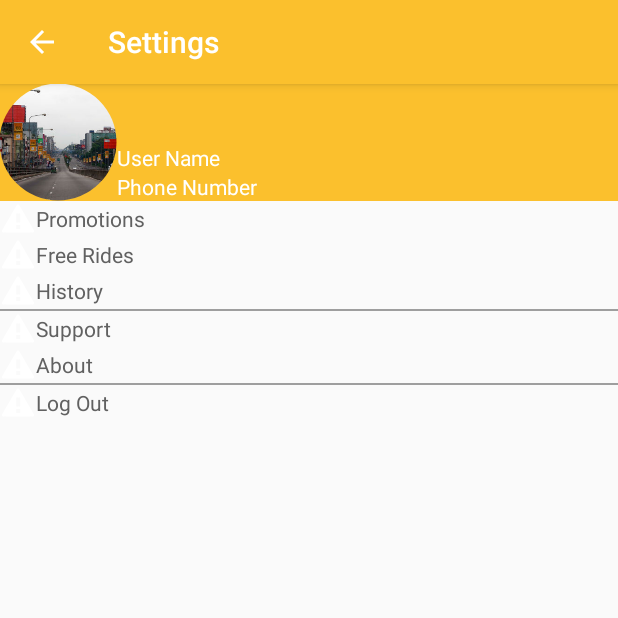
After one commit to rbari/TestGitLab, an Android app: the Settings screen opened directly, with no data from a screen before it, on a phone screen of 412 x 824 dp, the top half of it. The commit adds this screen. Run offline under Robolectric (Android 15) with nearby library versions, the phone set to English and light mode, and no system bars; our stand-ins replace CircleImageView.

Commit message:
worked on settings

```diff
--- a/app/build.gradle
+++ b/app/build.gradle
@@ -26,4 +26,5 @@ dependencies {
     compile 'com.android.support:design:25.3.0'
     compile 'com.android.support:cardview-v7:25.3.0'
     compile 'com.google.android.gms:play-services:10.2.0'
+    compile 'com.android.support.constraint:constraint-layout:1.0.2'
 }
--- a/app/src/main/java/com/dhakariders/activity/Home.java
+++ b/app/src/main/java/com/dhakariders/activity/Home.java
@@ -18,6 +18,7 @@ public class Home extends AppCompatActivity implements View.OnClickListener {
         ((TextView) findViewById(R.id.splashTextView))
                 .setTypeface(Typeface.createFromAsset(getAssets(), "fonts/splash_typeface.ttf"));
         findViewById(R.id.hire).setOnClickListener(this);
+        findViewById(R.id.settings).setOnClickListener(this);
 
     }
 
@@ -29,6 +30,11 @@ public class Home extends AppCompatActivity implements View.OnClickListener {
                 startActivity(intent);
                 break;
             }
+            case R.id.settings:{
+                Intent intent  =  new Intent(this, Settings.class);
+                startActivity(intent);
+                break;
+            }
         }
     }
 }
--- /dev/null
+++ b/app/src/main/java/com/dhakariders/activity/Settings.java
@@ -0,0 +1,29 @@
+package com.dhakariders.activity;
+
+import android.os.Bundle;
+import android.support.design.widget.FloatingActionButton;
+import android.support.design.widget.Snackbar;
+import android.support.v7.app.AppCompatActivity;
+import android.support.v7.widget.Toolbar;
+import android.view.View;
+
+import com.dhakariders.R;
+
+public class Settings extends AppCompatActivity {
+
+    @Override
+    protected void onCreate(Bundle savedInstanceState) {
+        super.onCreate(savedInstanceState);
+        setContentView(R.layout.activity_settings);
+        Toolbar toolbar = (Toolbar) findViewById(R.id.toolbar);
+        setSupportActionBar(toolbar);
+        getSupportActionBar().setDisplayShowHomeEnabled(true);
+        getSupportActionBar().setDisplayHomeAsUpEnabled(true);
+    }
+
+    @Override
+    public boolean onSupportNavigateUp() {
+        onBackPressed();
+        return true;
+    }
+}
--- /dev/null
+++ b/app/src/main/java/com/dhakariders/utils/RoundedImage.java
@@ -0,0 +1,241 @@
+package com.dhakariders.utils;
+
+import android.content.Context;
+import android.content.res.TypedArray;
+import android.graphics.Bitmap;
+import android.graphics.BitmapShader;
+import android.graphics.Canvas;
+import android.graphics.Color;
+import android.graphics.Matrix;
+import android.graphics.Paint;
+import android.graphics.RectF;
+import android.graphics.Shader;
+import android.graphics.drawable.BitmapDrawable;
+import android.graphics.drawable.ColorDrawable;
+import android.graphics.drawable.Drawable;
+import android.util.AttributeSet;
+import android.widget.ImageView;
+
+import com.dhakariders.R;
+
+/**
+ * Created by Fahmida on 12/27/2015.
+ */
+public class RoundedImage extends ImageView {
+
+    private static final ScaleType SCALE_TYPE = ScaleType.FIT_XY;
+
+    private static final Bitmap.Config BITMAP_CONFIG = Bitmap.Config.ARGB_8888;
+    private static final int COLORDRAWABLE_DIMENSION = 2;
+
+    private static final int DEFAULT_BORDER_WIDTH = 0;
+    private static final int DEFAULT_BORDER_COLOR = Color.BLACK;
+
+    private final RectF mDrawableRect = new RectF();
+    private final RectF mBorderRect = new RectF();
+
+
+    private final Matrix mShaderMatrix = new Matrix();
+    private final Paint mBitmapPaint = new Paint();
+    private final Paint mBorderPaint = new Paint();
+
+    private int mBorderColor = DEFAULT_BORDER_COLOR;
+    private int mBorderWidth = DEFAULT_BORDER_WIDTH;
+
+    private Bitmap mBitmap;
+    private BitmapShader mBitmapShader;
+    private int mBitmapWidth;
+    private int mBitmapHeight;
+
+    private float mDrawableRadius;
+    private float mBorderRadius;
+
+    private boolean mReady;
+    private boolean mSetupPending;
+
+    public RoundedImage(Context context) {
+        super(context);
+    }
+
+    public RoundedImage(Context context, AttributeSet attrs) {
+        this(context, attrs, 0);
+    }
+
+    public RoundedImage(Context context, AttributeSet attrs, int defStyle) {
+        super(context, attrs, defStyle);
+        super.setScaleType(SCALE_TYPE);
+
+        TypedArray a = context.obtainStyledAttributes(attrs, R.styleable.CircleImageView, defStyle, 0);
+
+        mBorderWidth = a.getDimensionPixelSize(R.styleable.CircleImageView_border_width, DEFAULT_BORDER_WIDTH);
+        mBorderColor = a.getColor(R.styleable.CircleImageView_border_color, DEFAULT_BORDER_COLOR);
+
+        a.recycle();
+
+        mReady = true;
+
+        if (mSetupPending) {
+            setup();
+            mSetupPending = false;
+        }
+    }
+
+    @Override
+    public ScaleType getScaleType() {
+        return SCALE_TYPE;
+    }
+
+    @Override
+    public void setScaleType(ScaleType scaleType) {
+        if (scaleType != SCALE_TYPE) {
+            throw new IllegalArgumentException(String.format("ScaleType %s not supported.", scaleType));
+        }
+    }
+
+    @Override
+    protected void onDraw(Canvas canvas) {
+        if (getDrawable() == null) {
+            return;
+        }
+
+        canvas.drawCircle(getWidth() / 2, getHeight() / 2, mDrawableRadius, mBitmapPaint);
+        if(mBorderWidth != 0){
+            canvas.drawCircle(getWidth() / 2, getHeight() / 2, mBorderRadius, mBorderPaint);
+        }
+    }
+
+    @Override
+    protected void onSizeChanged(int w, int h, int oldw, int oldh) {
+        super.onSizeChanged(w, h, oldw, oldh);
+        setup();
+    }
+
+    public int getBorderColor() {
+        return mBorderColor;
+    }
+
+    public void setBorderColor(int borderColor) {
+        if (borderColor == mBorderColor) {
+            return;
+        }
+
+        mBorderColor = borderColor;
+        mBorderPaint.setColor(mBorderColor);
+        invalidate();
+    }
+
+    public int getBorderWidth() {
+        return mBorderWidth;
+    }
+
+    public void setBorderWidth(int borderWidth) {
+        if (borderWidth == mBorderWidth) {
+            return;
+        }
+
+        mBorderWidth = borderWidth;
+        setup();
+    }
+
+    @Override
+    public void setImageBitmap(Bitmap bm) {
+        super.setImageBitmap(bm);
+        mBitmap = bm;
+        setup();
+    }
+
+    @Override
+    public void setImageDrawable(Drawable drawable) {
+        super.setImageDrawable(drawable);
+        mBitmap = getBitmapFromDrawable(drawable);
+        setup();
+    }
+
+    @Override
+    public void setImageResource(int resId) {
+        super.setImageResource(resId);
+        mBitmap = getBitmapFromDrawable(getDrawable());
+        setup();
+    }
+
+    private Bitmap getBitmapFromDrawable(Drawable drawable) {
+        if (drawable == null) {
+            return null;
+        }
+
+        if (drawable instanceof BitmapDrawable) {
+            return ((BitmapDrawable) drawable).getBitmap();
+        }
+
+        try {
+            Bitmap bitmap;
+
+            if (drawable instanceof ColorDrawable) {
+                bitmap = Bitmap.createBitmap(COLORDRAWABLE_DIMENSION, COLORDRAWABLE_DIMENSION, BITMAP_CONFIG);
+            } else {
+                bitmap = Bitmap.createBitmap(drawable.getIntrinsicWidth(), drawable.getIntrinsicHeight(), BITMAP_CONFIG);
+            }
+
+            Canvas canvas = new Canvas(bitmap);
+            drawable.setBounds(0, 0, canvas.getWidth(), canvas.getHeight());
+            drawable.draw(canvas);
+            return bitmap;
+        } catch (OutOfMemoryError e) {
+            return null;
+        }
+    }
+
+    private void setup() {
+        if (!mReady) {
+            mSetupPending = true;
+            return;
+        }
+
+        if (mBitmap == null) {
+            return;
+        }
+
+        mBitmapShader = new BitmapShader(mBitmap, Shader.TileMode.CLAMP, Shader.TileMode.CLAMP);
+
+        mBitmapPaint.setAntiAlias(true);
+        mBitmapPaint.setShader(mBitmapShader);
+
+        mBorderPaint.setStyle(Paint.Style.STROKE);
+        mBorderPaint.setAntiAlias(true);
+        mBorderPaint.setColor(mBorderColor);
+        mBorderPaint.setStrokeWidth(mBorderWidth);
+
+        mBitmapHeight = mBitmap.getHeight();
+        mBitmapWidth = mBitmap.getWidth();
+
+        mBorderRect.set(0, 0, getWidth(), getHeight());
+        mBorderRadius = Math.min((mBorderRect.height() - mBorderWidth) / 2, (mBorderRect.width() - mBorderWidth) / 2);
+
+        mDrawableRect.set(mBorderWidth, mBorderWidth, mBorderRect.width() - mBorderWidth, mBorderRect.height() - mBorderWidth);
+        mDrawableRadius = Math.min(mDrawableRect.height() / 2, mDrawableRect.width() / 2);
+
+        updateShaderMatrix();
+        invalidate();
+    }
+
+    private void updateShaderMatrix() {
+        float scale;
+        float dx = 0;
+        float dy = 0;
+
+        mShaderMatrix.set(null);
+
+        if (mBitmapWidth * mDrawableRect.height() > mDrawableRect.width() * mBitmapHeight) {
+            scale = mDrawableRect.height() / (float) mBitmapHeight;
+            dx = (mDrawableRect.width() - mBitmapWidth * scale) * 0.5f;
+        } else {
+            scale = mDrawableRect.width() / (float) mBitmapWidth;
+            dy = (mDrawableRect.height() - mBitmapHeight * scale) * 0.5f;
+        }
+
+        mShaderMatrix.setScale(scale, scale);
+        mShaderMatrix.postTranslate((int) (dx + 0.5f) + mBorderWidth, (int) (dy + 0.5f) + mBorderWidth);
+
+        mBitmapShader.setLocalMatrix(mShaderMatrix);
+    }
+}
--- a/app/src/main/res/layout/activity_home.xml
+++ b/app/src/main/res/layout/activity_home.xml
@@ -88,6 +88,7 @@
             android:orientation="horizontal">
 
             <LinearLayout
+                android:id="@+id/settings"
                 android:layout_width="142dp"
                 android:layout_height="142dp"
                 android:layout_marginRight="8dp"
--- /dev/null
+++ b/app/src/main/res/layout/activity_settings.xml
@@ -0,0 +1,183 @@
+<?xml version="1.0" encoding="utf-8"?>
+<android.support.design.widget.CoordinatorLayout xmlns:android="http://schemas.android.com/apk/res/android"
+    xmlns:app="http://schemas.android.com/apk/res-auto"
+    xmlns:tools="http://schemas.android.com/tools"
+    android:layout_width="match_parent"
+    android:layout_height="match_parent"
+    tools:context="com.dhakariders.activity.Settings">
+
+    <android.support.design.widget.AppBarLayout
+        android:layout_width="match_parent"
+        android:layout_height="wrap_content"
+        android:theme="@style/AppTheme.NoActionBar.AppBarOverlay">
+
+        <android.support.v7.widget.Toolbar
+            android:id="@+id/toolbar"
+            android:layout_width="match_parent"
+            android:layout_height="?attr/actionBarSize"
+            android:background="@color/primary_dark"
+            app:popupTheme="@style/AppTheme.NoActionBar.PopupOverlay" />
+
+    </android.support.design.widget.AppBarLayout>
+
+    <ScrollView
+        app:layout_behavior="@string/appbar_scrolling_view_behavior"
+        android:layout_width="match_parent"
+        android:layout_height="match_parent">
+        <LinearLayout
+            android:orientation="vertical"
+            android:layout_width="match_parent"
+            android:layout_height="wrap_content">
+            <LinearLayout
+                android:background="@color/primary_dark"
+                android:orientation="horizontal"
+                android:layout_width="match_parent"
+                android:layout_height="78dp">
+                <com.dhakariders.utils.RoundedImage
+                    android:src="@drawable/login_background"
+                    android:layout_width="78dp"
+                    android:layout_height="78dp" />
+                <LinearLayout
+                    android:orientation="vertical"
+                    android:layout_width="wrap_content"
+                    android:layout_height="match_parent"
+                    android:gravity="bottom">
+                    <TextView
+                        android:text="User Name"
+                        android:layout_width="wrap_content"
+                        android:layout_height="wrap_content" />
+                    <TextView
+                        android:text="Phone Number"
+                        android:layout_width="wrap_content"
+                        android:layout_height="wrap_content" />
+                </LinearLayout>
+            </LinearLayout>
+
+            <LinearLayout
+                android:gravity="center_vertical"
+                android:orientation="horizontal"
+                android:layout_width="match_parent"
+                android:layout_height="wrap_content">
+                <ImageView
+                    android:src="@android:drawable/stat_notify_error"
+                    android:layout_width="24dp"
+                    android:layout_height="24dp" />
+
+                <TextView
+                    android:textColor="#616161"
+                    android:text="Promotions"
+                    android:layout_width="wrap_content"
+                    android:layout_height="wrap_content" />
+
+            </LinearLayout>
+
+            <LinearLayout
+                android:gravity="center_vertical"
+                android:orientation="horizontal"
+                android:layout_width="match_parent"
+                android:layout_height="wrap_content">
+                <ImageView
+                    android:src="@android:drawable/stat_notify_error"
+                    android:layout_width="24dp"
+                    android:layout_height="24dp" />
+
+                <TextView
+                    android:textColor="#616161"
+                    android:text="Free Rides"
+                    android:layout_width="wrap_content"
+                    android:layout_height="wrap_content" />
+
+            </LinearLayout>
+
+
+            <LinearLayout
+                android:gravity="center_vertical"
+                android:orientation="horizontal"
+                android:layout_width="match_parent"
+                android:layout_height="wrap_content">
+                <ImageView
+                    android:src="@android:drawable/stat_notify_error"
+                    android:layout_width="24dp"
+                    android:layout_height="24dp" />
+
+                <TextView
+                    android:textColor="#616161"
+                    android:text="History"
+                    android:layout_width="wrap_content"
+                    android:layout_height="wrap_content" />
+
+            </LinearLayout>
+
+            <View
+                android:background="#9e9e9e"
+                android:layout_width="match_parent"
+                android:layout_height="1dp"/>
+
+            <LinearLayout
+                android:layout_width="match_parent"
+                android:layout_height="match_parent"
+                android:gravity="center_vertical"
+                android:orientation="horizontal">
+
+                <ImageView
+                    android:layout_width="24dp"
+                    android:layout_height="24dp"
+                    android:src="@android:drawable/stat_notify_error" />
+
+                <TextView
+                    android:layout_width="wrap_content"
+                    android:layout_height="wrap_content"
+                    android:text="Support"
+                    android:textColor="#616161" />
+
+            </LinearLayout>
+
+            <LinearLayout
+                android:layout_width="match_parent"
+                android:layout_height="match_parent"
+                android:gravity="center_vertical"
+                android:orientation="horizontal">
+
+                <ImageView
+                    android:layout_width="24dp"
+                    android:layout_height="24dp"
+                    android:src="@android:drawable/stat_notify_error" />
+
+                <TextView
+                    android:layout_width="wrap_content"
+                    android:layout_height="wrap_content"
+                    android:text="About"
+                    android:textColor="#616161" />
+
+            </LinearLayout>
+
+            <View
+                android:id="@+id/view"
+                android:layout_width="match_parent"
+                android:layout_height="1dp"
+                android:background="#9e9e9e" />
+
+            <LinearLayout
+                android:layout_width="match_parent"
+                android:layout_height="match_parent"
+                android:gravity="center_vertical"
+                android:orientation="horizontal">
+
+                <ImageView
+                    android:layout_width="24dp"
+                    android:layout_height="24dp"
+                    android:src="@android:drawable/stat_notify_error" />
+
+                <TextView
+                    android:layout_width="wrap_content"
+                    android:layout_height="wrap_content"
+                    android:text="Log Out"
+                    android:textColor="#616161" />
+
+            </LinearLayout>
+        </LinearLayout>
+    </ScrollView>
+
+
+
+</android.support.design.widget.CoordinatorLayout>
--- a/app/src/main/res/values/dimens.xml
+++ b/app/src/main/res/values/dimens.xml
@@ -50,10 +50,4 @@
     <dimen name="item_settings_bottommargin">8dp</dimen>
 
 
-
-
-
-
-
-
 </resources>
--- a/app/src/main/res/values/strings.xml
+++ b/app/src/main/res/values/strings.xml
@@ -18,5 +18,6 @@
     <string name="no_location_data_provided">No location data provided</string>
     <string name="service_not_available">Sorry, the service is not available</string>
     <string name="invalid_lat_long_used">Invalid latitude or longitude used</string>
+    <string name="title_activity_settings">Settings</string>
 
 </resources>
--- a/app/src/main/res/values/styles.xml
+++ b/app/src/main/res/values/styles.xml
@@ -28,5 +28,9 @@
         <item name="colorControlActivated">@color/white</item>
     </style>
 
+    <style name="AppTheme.NoActionBar.AppBarOverlay" parent="ThemeOverlay.AppCompat.Dark.ActionBar" />
+
+    <style name="AppTheme.NoActionBar.PopupOverlay" parent="ThemeOverlay.AppCompat.Light" />
+
 
 </resources>
```
Also changed, not shown: app/src/main/AndroidManifest.xml (+7 -3 lines), app/src/main/java/com/dhakariders/activity/PickUpAndDropOff.java (+70 -4 lines), app/src/main/res/layout/activity_pick_up.xml (+27 -1 lines), app/src/main/res/values/attrs.xml (+7 -0 lines).
